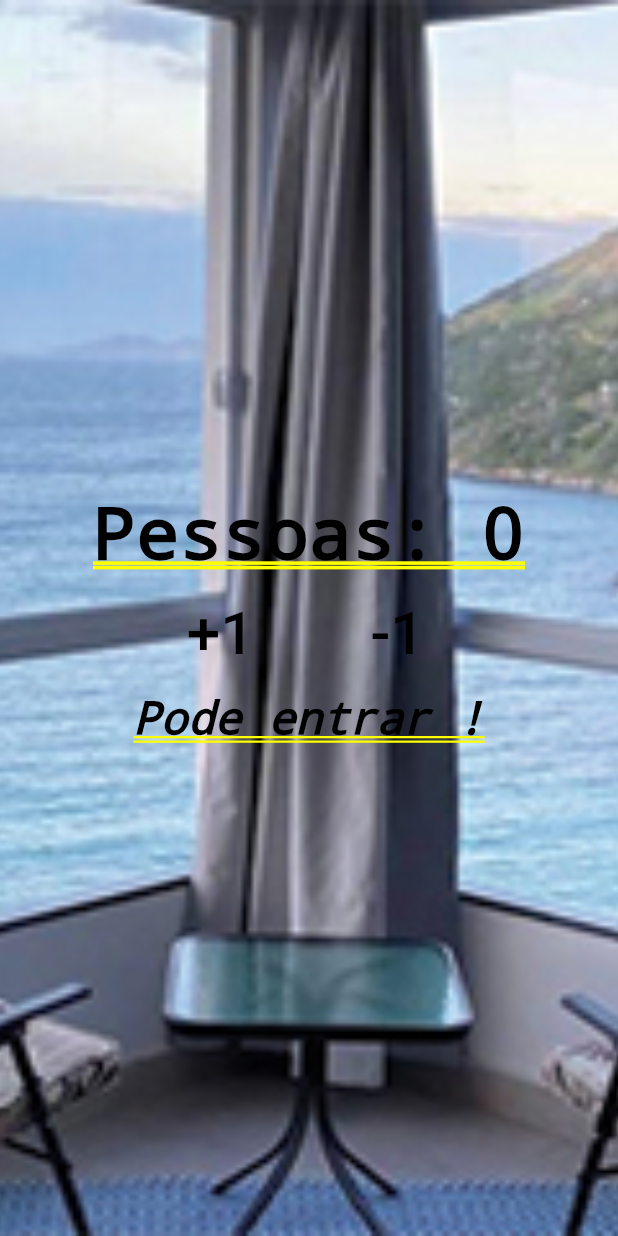
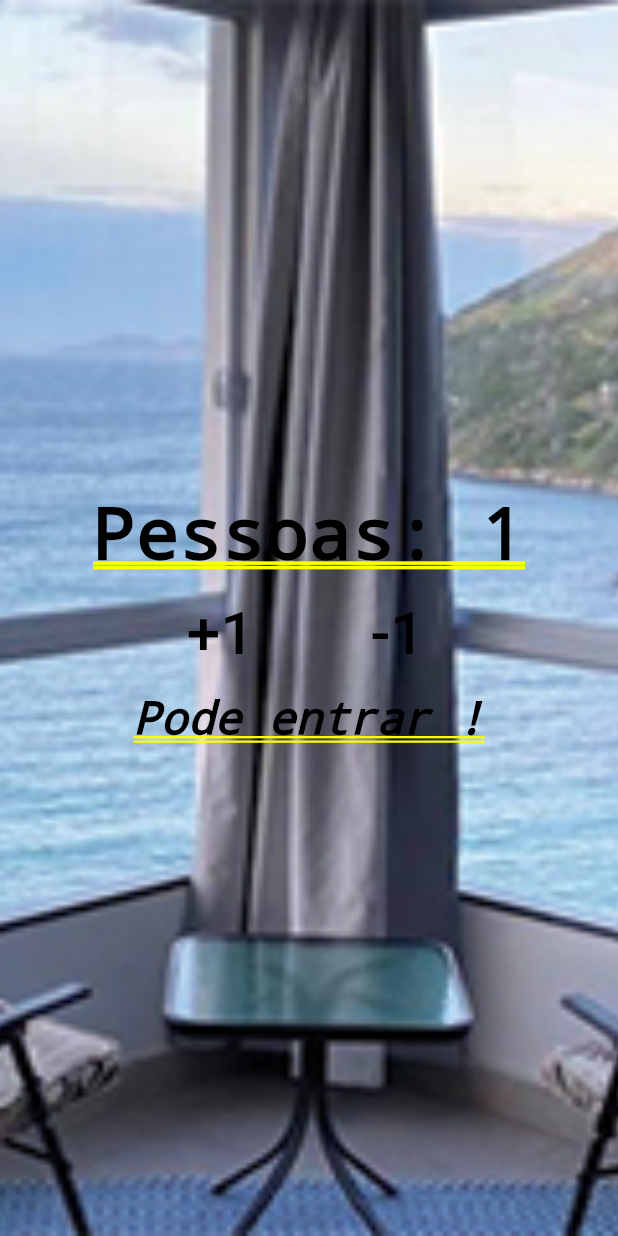
Before and after one commit to dsanchezsantos/FlutterFirstApp, a Flutter app: the screen it shows after launch, after a tap on "+1", on a phone screen of 412 x 824 dp. Run offline on Flutter 3.47's test engine with Material 2 defaults, Android fonts, the phone set to English and light mode, and no system bars.

Commit message:
finishing the project

```diff
--- a/lib/main.dart
+++ b/lib/main.dart
@@ -2,8 +2,44 @@ import 'package:flutter/material.dart';
 
 void main() {
   runApp(MaterialApp(
-      title: "Contador de Pessoas",
-      home: Stack(
+      title:
+        "Contador de Pessoas",
+      home:
+        Home(
+
+      )));
+}
+
+class Home extends StatefulWidget {
+  const Home({Key? key}) : super(key: key);
+
+  @override
+  _HomeState createState() => _HomeState();
+}
+
+class _HomeState extends State<Home> {
+
+  int _people = 0;
+  String _infoText = "Pode entrar !";
+
+  void _changePeople (int delta) {
+    setState(() {
+      _people += delta;
+
+      if (_people < 0) {
+        _infoText = "Mundo invertido ?!";
+      } else if (_people > 10) {
+        _infoText = "Lotado !";
+      } else {
+        _infoText = "Pode entrar !";
+      }
+
+    });
+  }
+
+  @override
+  Widget build(BuildContext context) {
+    return Stack(
       children: [
         Image.asset(
           "images/fundo_tela.jpg",
@@ -15,7 +51,7 @@ void main() {
           MainAxisAlignment.center,
           children: [
             Text(
-                "Pessoas: 0",
+              "Pessoas: $_people",
               style: TextStyle(
                   color: Colors.black,
                   fontWeight: FontWeight.bold
@@ -29,9 +65,10 @@ void main() {
                   child:
                   FlatButton(
                       onPressed: () {
-
+                        _changePeople(1);
                       },
-                        child: Text("+1",
+                      child: Text(
+                        "+1",
                         style:
                         TextStyle(
                           color: Colors.black,
@@ -45,9 +82,10 @@ void main() {
                   child:
                   FlatButton(
                       onPressed: () {
-
+                        _changePeople(-1);
                       },
-                        child: Text("-1",
+                      child: Text(
+                        "-1",
                         style:
                         TextStyle(
                           color: Colors.black,
@@ -59,7 +97,7 @@ void main() {
               ],
             ),
             Text(
-                "Pode entrar !",
+              _infoText,
               style: TextStyle(
                   color: Colors.black,
                   fontStyle: FontStyle.italic,
@@ -69,5 +107,6 @@ void main() {
           ],
         )
       ],
-      )));
+    );
   }
+}
```
Lines whose indentation alone changed are shown as unchanged.
